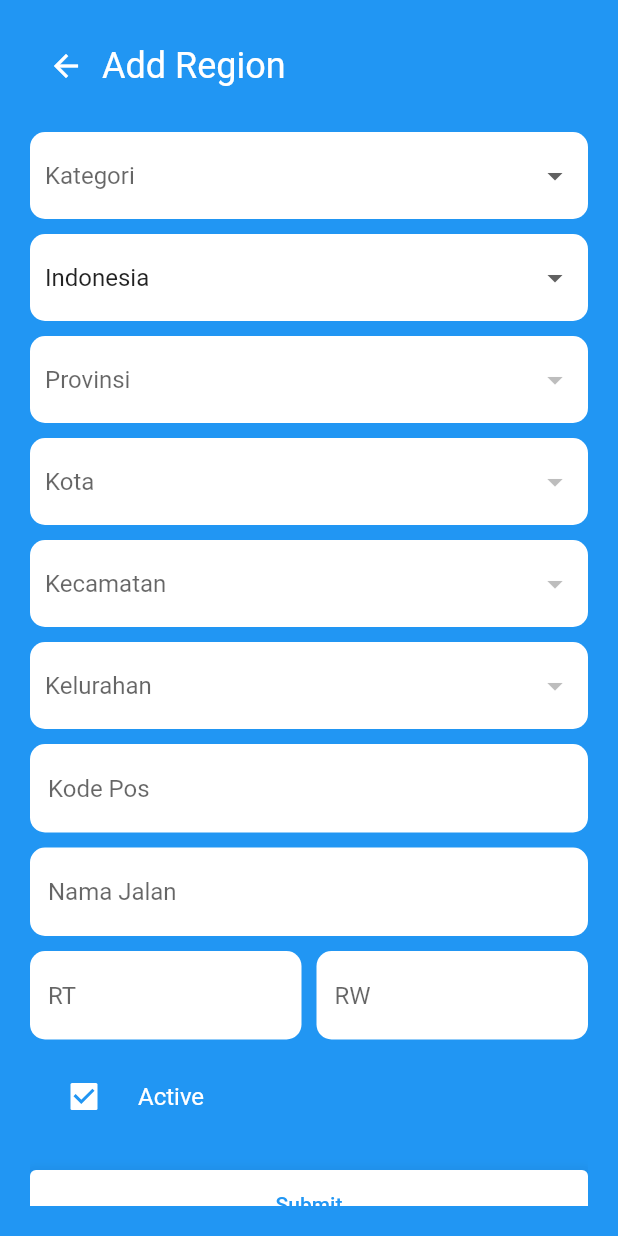
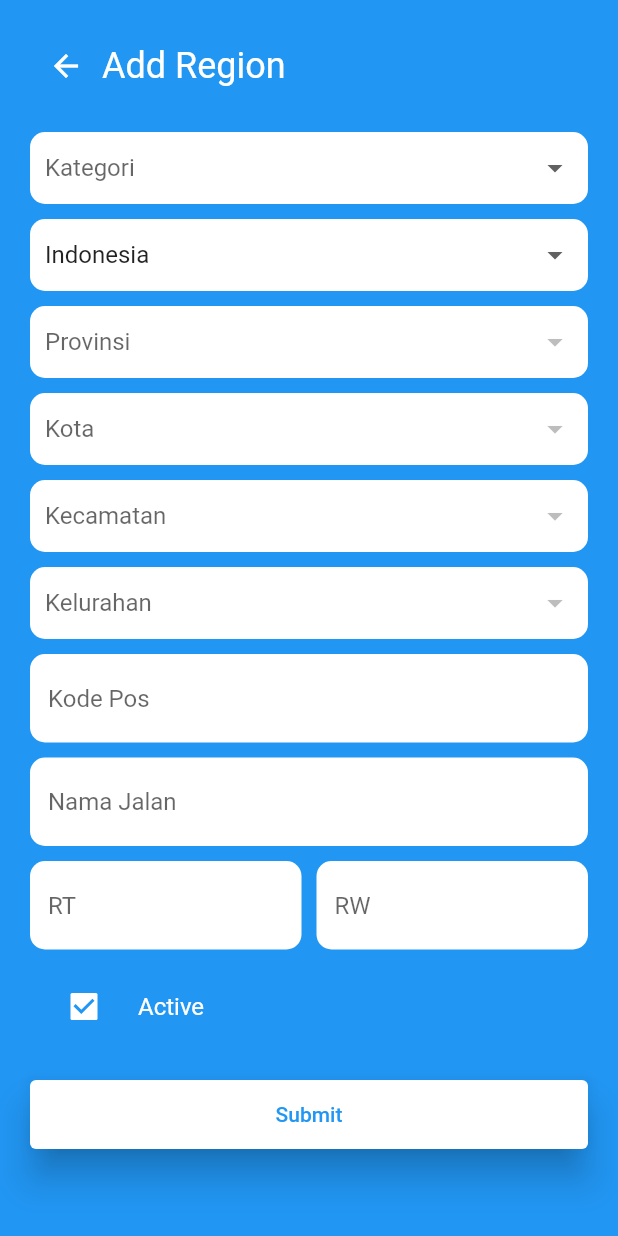
Before and after one commit to ilhamwd/region_list_app, a Flutter app: the RegionAddScreen screen opened directly, on a phone screen of 412 x 824 dp. Run offline on Flutter 3.47's test engine with Material 2 defaults, Android fonts, the light colour scheme and no system bars; our stand-ins replace dio; missing offline and left inert: flutter_web_frame; network calls fail.

Commit message:
fix/dropdown customization for web

```diff
--- a/lib/ui/components/reusable/custom_dropdown.dart
+++ b/lib/ui/components/reusable/custom_dropdown.dart
@@ -1,3 +1,4 @@
+import 'package:flutter/foundation.dart';
 import 'package:flutter/material.dart';
 
 class CustomDropdown<T> extends StatelessWidget {
@@ -6,26 +7,40 @@ class CustomDropdown<T> extends StatelessWidget {
       required this.items,
       required this.onChanged,
       this.value,
-      this.hint});
+      this.hint,
+      this.isExpanded,
+      this.isDense,
+      this.padding,
+      this.borderRadius});
 
   final List<DropdownMenuItem<T>> items;
   final void Function(T? value) onChanged;
   final T? value;
   final String? hint;
+  final bool? isExpanded, isDense;
+  final EdgeInsetsGeometry? padding;
+  final BorderRadius? borderRadius;
 
   @override
   Widget build(BuildContext context) {
     return Container(
-      padding: const EdgeInsets.symmetric(horizontal: 10, vertical: 5),
-      decoration: BoxDecoration(
-          color: Colors.white, borderRadius: BorderRadius.circular(10)),
+      padding:
+          padding ?? const EdgeInsets.symmetric(horizontal: 10, vertical: 0),
+      decoration: kIsWeb
+          ? BoxDecoration(
+              border: Border.all(color: const Color(0xFFDDDDDD)),
+              borderRadius: borderRadius ?? BorderRadius.circular(10))
+          : BoxDecoration(
+              color: Colors.white,
+              borderRadius: borderRadius ?? BorderRadius.circular(10)),
       child: DropdownButton<T>(
-        isExpanded: true,
+        isExpanded: isExpanded ?? true,
         items: items,
         onChanged: onChanged,
+        isDense: isDense ?? false,
         value: value,
         underline: const SizedBox(),
-        borderRadius: BorderRadius.circular(10),
+        borderRadius: borderRadius ?? BorderRadius.circular(10),
         hint: hint == null ? null : Text(hint!),
       ),
     );
```
